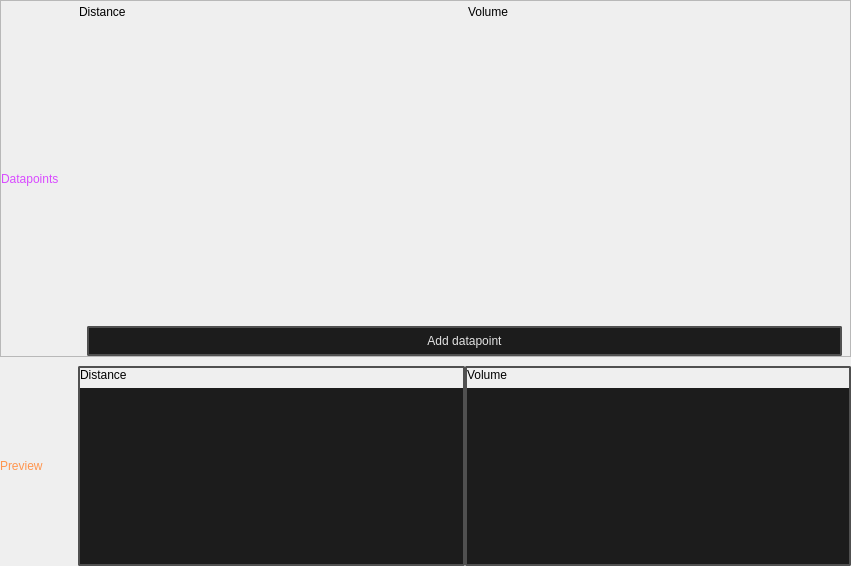
Qt form src/soundevent_editor/property/curve/main.ui (dertwist/Hammer5Tools) before a commit.
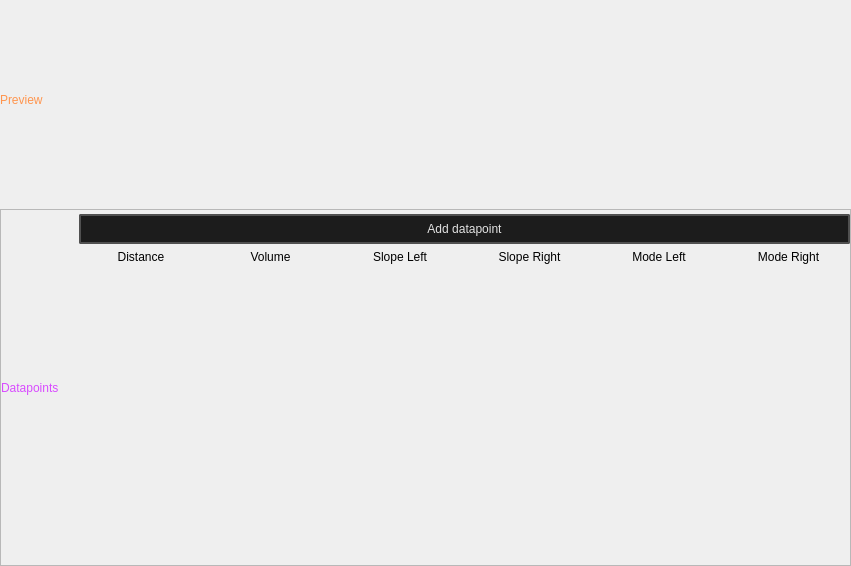
The same form after that commit. Icons and pictures are not drawn.

```diff
--- a/src/soundevent_editor/property/curve/main.ui
+++ b/src/soundevent_editor/property/curve/main.ui
@@ -47,163 +47,7 @@
       <number>9</number>
      </property>
      <item>
-      <widget class="QFrame" name="top">
-       <property name="frameShape">
-        <enum>QFrame::Shape::StyledPanel</enum>
-       </property>
-       <property name="frameShadow">
-        <enum>QFrame::Shadow::Raised</enum>
-       </property>
-       <layout class="QHBoxLayout" name="horizontalLayout">
-        <property name="spacing">
-         <number>0</number>
-        </property>
-        <property name="leftMargin">
-         <number>0</number>
-        </property>
-        <property name="topMargin">
-         <number>0</number>
-        </property>
-        <property name="rightMargin">
-         <number>0</number>
-        </property>
-        <property name="bottomMargin">
-         <number>0</number>
-        </property>
-        <item>
-         <widget class="QLabel" name="label">
-          <property name="minimumSize">
-           <size>
-            <width>78</width>
-            <height>0</height>
-           </size>
-          </property>
-          <property name="maximumSize">
-           <size>
-            <width>78</width>
-            <height>16777215</height>
-           </size>
-          </property>
-          <property name="styleSheet">
-           <string notr="true">color: rgb(216, 75, 255);</string>
-          </property>
-          <property name="text">
-           <string>Datapoints</string>
-          </property>
-         </widget>
-        </item>
-        <item>
-         <layout class="QVBoxLayout" name="verticalLayout_5">
-          <property name="spacing">
-           <number>6</number>
-          </property>
-          <property name="topMargin">
-           <number>4</number>
-          </property>
-          <item>
-           <layout class="QHBoxLayout" name="Header">
-            <item>
-             <widget class="QLabel" name="label_01">
-              <property name="text">
-               <string>Distance</string>
-              </property>
-             </widget>
-            </item>
-            <item>
-             <widget class="QLabel" name="label_02">
-              <property name="text">
-               <string>Volume</string>
-              </property>
-             </widget>
-            </item>
-           </layout>
-          </item>
-          <item>
-           <layout class="QVBoxLayout" name="datapoints_layout">
-            <property name="spacing">
-             <number>0</number>
-            </property>
-            <item>
-             <spacer name="verticalSpacer">
-              <property name="orientation">
-               <enum>Qt::Orientation::Vertical</enum>
-              </property>
-              <property name="sizeHint" stdset="0">
-               <size>
-                <width>20</width>
-                <height>40</height>
-               </size>
-              </property>
-             </spacer>
-            </item>
-           </layout>
-          </item>
-          <item>
-           <layout class="QHBoxLayout" name="horizontalLayout_4">
-            <property name="spacing">
-             <number>0</number>
-            </property>
-            <property name="leftMargin">
-             <number>8</number>
-            </property>
-            <property name="rightMargin">
-             <number>8</number>
-            </property>
-            <property name="bottomMargin">
-             <number>0</number>
-            </property>
-            <item>
-             <widget class="QPushButton" name="add_data_point_button">
-              <property name="styleSheet">
-               <string notr="true">
-    /* QPushButton default and hover styles */
-    QPushButton {
-
-        font: 580 9pt &quot;Segoe UI&quot;;
-	
-
-        border: 2px solid black;
-        border-radius: 2px;
-        border-color: rgba(80, 80, 80, 255);
-        height:22px;
-        padding-top: 2px;
-        padding-bottom:2px;
-        padding-left: 4px;
-        padding-right: 4px;
-        color: #E3E3E3;
-        background-color: #1C1C1C;
-    }
-    QPushButton:hover {
-        background-color: #414956;
-        color: white;
-    }
-    QPushButton:pressed {
-        background-color: red;
-        background-color: #1C1C1C;
-        margin: 1 px;
-        margin-left: 2px;
-        margin-right: 2px;
-
-    }</string>
-              </property>
-              <property name="text">
-               <string>Add datapoint</string>
-              </property>
-              <property name="icon">
-               <iconset resource="../../../resources.qrc">
-                <normaloff>:/icons/add_24dp_9D9D9D_FILL0_wght400_GRAD0_opsz24.svg</normaloff>:/icons/add_24dp_9D9D9D_FILL0_wght400_GRAD0_opsz24.svg</iconset>
-              </property>
-             </widget>
-            </item>
-           </layout>
-          </item>
-         </layout>
-        </item>
-       </layout>
-      </widget>
-     </item>
-     <item>
-      <widget class="QFrame" name="bottom">
+      <widget class="QFrame" name="preview">
        <property name="minimumSize">
         <size>
          <width>0</width>
@@ -312,139 +156,6 @@
              <property name="bottomMargin">
               <number>0</number>
              </property>
-             <item>
-              <layout class="QHBoxLayout" name="horizontalLayout_8">
-               <property name="bottomMargin">
-                <number>0</number>
-               </property>
-               <item>
-                <widget class="QFrame" name="frame_2">
-                 <property name="styleSheet">
-                  <string notr="true">QFrame#frame_2 {
-        border: 2px solid black;
-        border-radius: 2px;
-        border-color: rgba(80, 80, 80, 255);
-}</string>
-                 </property>
-                 <property name="frameShape">
-                  <enum>QFrame::Shape::StyledPanel</enum>
-                 </property>
-                 <property name="frameShadow">
-                  <enum>QFrame::Shadow::Raised</enum>
-                 </property>
-                 <layout class="QVBoxLayout" name="verticalLayout_6">
-                  <property name="leftMargin">
-                   <number>0</number>
-                  </property>
-                  <property name="topMargin">
-                   <number>0</number>
-                  </property>
-                  <property name="rightMargin">
-                   <number>0</number>
-                  </property>
-                  <property name="bottomMargin">
-                   <number>0</number>
-                  </property>
-                  <item>
-                   <widget class="QLabel" name="preview_label_01">
-                    <property name="text">
-                     <string>Distance</string>
-                    </property>
-                   </widget>
-                  </item>
-                  <item>
-                   <widget class="QGraphicsView" name="graphicsView_01">
-                    <property name="minimumSize">
-                     <size>
-                      <width>0</width>
-                      <height>150</height>
-                     </size>
-                    </property>
-                    <property name="maximumSize">
-                     <size>
-                      <width>16777215</width>
-                      <height>16777215</height>
-                     </size>
-                    </property>
-                    <property name="styleSheet">
-                     <string notr="true">
-        font: 580 9pt &quot;Segoe UI&quot;;
-	
-
-        border: None;
-        color: #E3E3E3;
-        background-color: #1C1C1C;</string>
-                    </property>
-                   </widget>
-                  </item>
-                 </layout>
-                </widget>
-               </item>
-               <item>
-                <widget class="QFrame" name="frame_3">
-                 <property name="styleSheet">
-                  <string notr="true">QFrame#frame_3 {
-        border: 2px solid black;
-        border-radius: 2px;
-        border-color: rgba(80, 80, 80, 255);
-}</string>
-                 </property>
-                 <property name="frameShape">
-                  <enum>QFrame::Shape::StyledPanel</enum>
-                 </property>
-                 <property name="frameShadow">
-                  <enum>QFrame::Shadow::Raised</enum>
-                 </property>
-                 <layout class="QVBoxLayout" name="verticalLayout_7">
-                  <property name="leftMargin">
-                   <number>0</number>
-                  </property>
-                  <property name="topMargin">
-                   <number>0</number>
-                  </property>
-                  <property name="rightMargin">
-                   <number>0</number>
-                  </property>
-                  <property name="bottomMargin">
-                   <number>0</number>
-                  </property>
-                  <item>
-                   <widget class="QLabel" name="preview_label_02">
-                    <property name="text">
-                     <string>Volume</string>
-                    </property>
-                   </widget>
-                  </item>
-                  <item>
-                   <widget class="QGraphicsView" name="graphicsView_02">
-                    <property name="minimumSize">
-                     <size>
-                      <width>0</width>
-                      <height>150</height>
-                     </size>
-                    </property>
-                    <property name="maximumSize">
-                     <size>
-                      <width>16777215</width>
-                      <height>16777215</height>
-                     </size>
-                    </property>
-                    <property name="styleSheet">
-                     <string notr="true">
-        font: 580 9pt &quot;Segoe UI&quot;;
-	
-
-        border: None;
-        color: #E3E3E3;
-        background-color: #1C1C1C;</string>
-                    </property>
-                   </widget>
-                  </item>
-                 </layout>
-                </widget>
-               </item>
-              </layout>
-             </item>
             </layout>
            </item>
           </layout>
@@ -453,6 +164,192 @@
        </layout>
       </widget>
      </item>
+     <item>
+      <widget class="QFrame" name="datapoints">
+       <property name="frameShape">
+        <enum>QFrame::Shape::StyledPanel</enum>
+       </property>
+       <property name="frameShadow">
+        <enum>QFrame::Shadow::Raised</enum>
+       </property>
+       <layout class="QHBoxLayout" name="horizontalLayout">
+        <property name="spacing">
+         <number>0</number>
+        </property>
+        <property name="leftMargin">
+         <number>0</number>
+        </property>
+        <property name="topMargin">
+         <number>0</number>
+        </property>
+        <property name="rightMargin">
+         <number>0</number>
+        </property>
+        <property name="bottomMargin">
+         <number>0</number>
+        </property>
+        <item>
+         <widget class="QLabel" name="label">
+          <property name="minimumSize">
+           <size>
+            <width>78</width>
+            <height>0</height>
+           </size>
+          </property>
+          <property name="maximumSize">
+           <size>
+            <width>78</width>
+            <height>16777215</height>
+           </size>
+          </property>
+          <property name="styleSheet">
+           <string notr="true">color: rgb(216, 75, 255);</string>
+          </property>
+          <property name="text">
+           <string>Datapoints</string>
+          </property>
+         </widget>
+        </item>
+        <item>
+         <layout class="QVBoxLayout" name="verticalLayout_5">
+          <property name="spacing">
+           <number>6</number>
+          </property>
+          <property name="topMargin">
+           <number>4</number>
+          </property>
+          <item>
+           <widget class="QPushButton" name="add_data_point_button">
+            <property name="styleSheet">
+             <string notr="true">
+    /* QPushButton default and hover styles */
+    QPushButton {
+
+        font: 580 9pt &quot;Segoe UI&quot;;
+	
+
+        border: 2px solid black;
+        border-radius: 2px;
+        border-color: rgba(80, 80, 80, 255);
+        height:22px;
+        padding-top: 2px;
+        padding-bottom:2px;
+        padding-left: 4px;
+        padding-right: 4px;
+        color: #E3E3E3;
+        background-color: #1C1C1C;
+    }
+    QPushButton:hover {
+        background-color: #414956;
+        color: white;
+    }
+    QPushButton:pressed {
+        background-color: red;
+        background-color: #1C1C1C;
+        margin: 1 px;
+        margin-left: 2px;
+        margin-right: 2px;
+
+    }</string>
+            </property>
+            <property name="text">
+             <string>Add datapoint</string>
+            </property>
+            <property name="icon">
+             <iconset resource="../../../resources.qrc">
+              <normaloff>:/icons/add_24dp_9D9D9D_FILL0_wght400_GRAD0_opsz24.svg</normaloff>:/icons/add_24dp_9D9D9D_FILL0_wght400_GRAD0_opsz24.svg</iconset>
+            </property>
+           </widget>
+          </item>
+          <item>
+           <layout class="QHBoxLayout" name="Header">
+            <item>
+             <widget class="QLabel" name="label_01">
+              <property name="text">
+               <string>Distance</string>
+              </property>
+              <property name="alignment">
+               <set>Qt::AlignmentFlag::AlignCenter</set>
+              </property>
+             </widget>
+            </item>
+            <item>
+             <widget class="QLabel" name="label_02">
+              <property name="text">
+               <string>Volume</string>
+              </property>
+              <property name="alignment">
+               <set>Qt::AlignmentFlag::AlignCenter</set>
+              </property>
+             </widget>
+            </item>
+            <item>
+             <widget class="QLabel" name="label_3">
+              <property name="text">
+               <string>Slope Left</string>
+              </property>
+              <property name="alignment">
+               <set>Qt::AlignmentFlag::AlignCenter</set>
+              </property>
+             </widget>
+            </item>
+            <item>
+             <widget class="QLabel" name="label_4">
+              <property name="text">
+               <string>Slope Right</string>
+              </property>
+              <property name="alignment">
+               <set>Qt::AlignmentFlag::AlignCenter</set>
+              </property>
+             </widget>
+            </item>
+            <item>
+             <widget class="QLabel" name="label_5">
+              <property name="text">
+               <string>Mode Left</string>
+              </property>
+              <property name="alignment">
+               <set>Qt::AlignmentFlag::AlignCenter</set>
+              </property>
+             </widget>
+            </item>
+            <item>
+             <widget class="QLabel" name="label_6">
+              <property name="text">
+               <string>Mode Right</string>
+              </property>
+              <property name="alignment">
+               <set>Qt::AlignmentFlag::AlignCenter</set>
+              </property>
+             </widget>
+            </item>
+           </layout>
+          </item>
+          <item>
+           <layout class="QVBoxLayout" name="datapoints_layout">
+            <property name="spacing">
+             <number>0</number>
+            </property>
+            <item>
+             <spacer name="verticalSpacer">
+              <property name="orientation">
+               <enum>Qt::Orientation::Vertical</enum>
+              </property>
+              <property name="sizeHint" stdset="0">
+               <size>
+                <width>20</width>
+                <height>40</height>
+               </size>
+              </property>
+             </spacer>
+            </item>
+           </layout>
+          </item>
+         </layout>
+        </item>
+       </layout>
+      </widget>
+     </item>
     </layout>
    </item>
   </layout>
```
